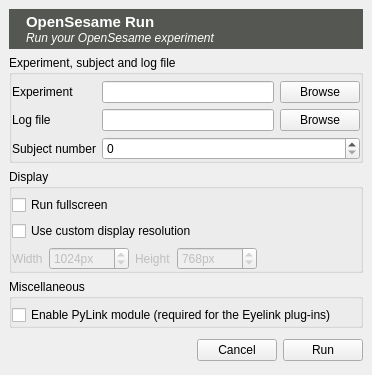
Above: resources/opensesamerun.ui from open-cogsci/OpenSesame before the change. Below: the same form after it.
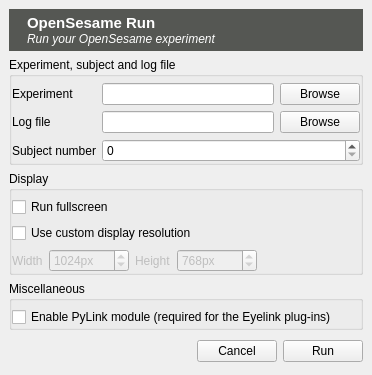
That is the form after the change. Icons and pictures are not drawn.

```diff
--- a/resources/opensesamerun.ui
+++ b/resources/opensesamerun.ui
@@ -27,7 +27,7 @@
       </property>
       <layout class="QHBoxLayout" name="horizontalLayout_5">
        <property name="margin">
-        <number>4</number>
+        <number>5</number>
        </property>
        <item>
         <widget class="QLabel" name="label_5">
```
